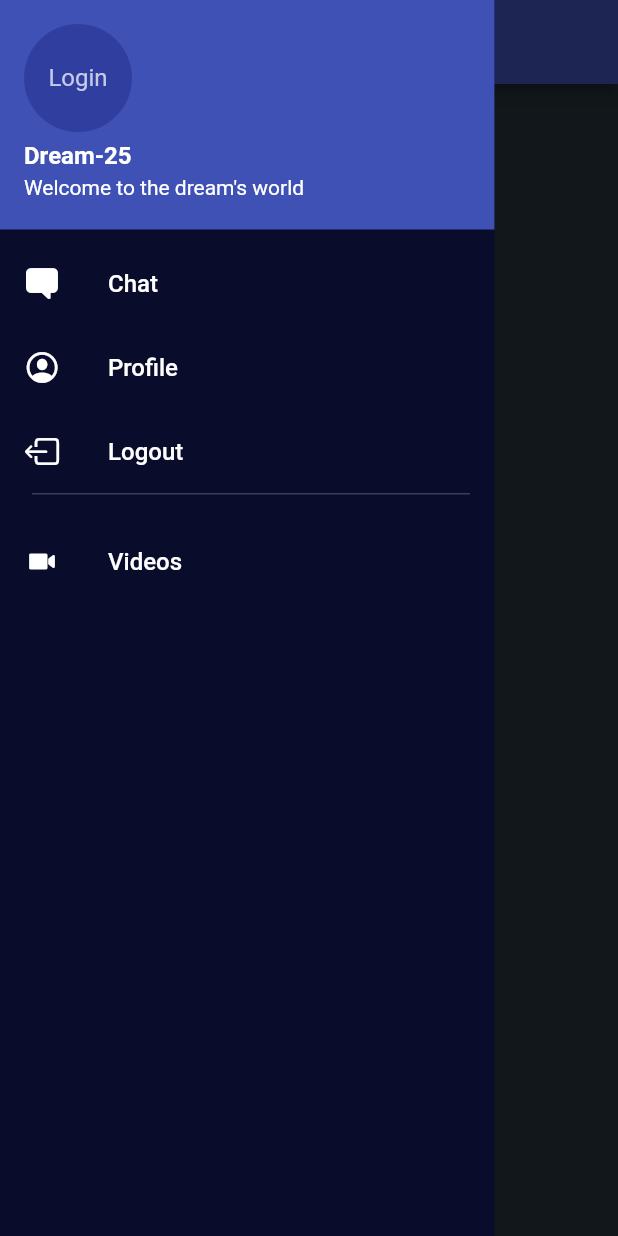
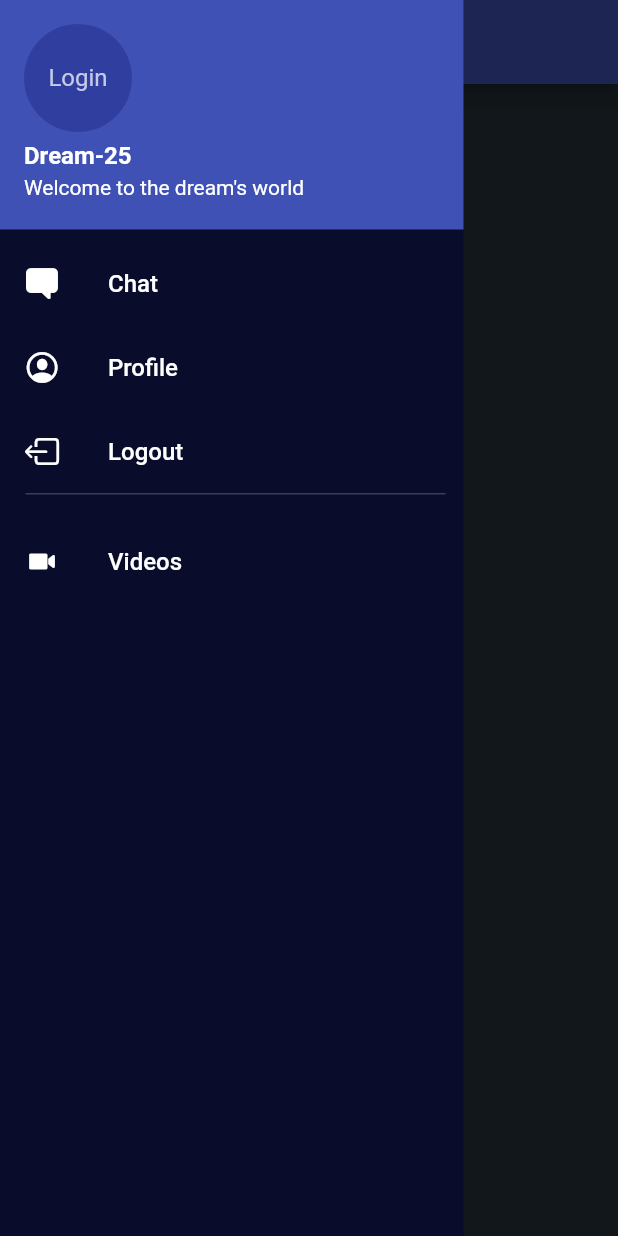
Before and after one commit to dream-25/dream-25, a Flutter app: the screen it shows after launch, with the side drawer open, on a phone screen of 412 x 824 dp. Run offline on Flutter 3.47's test engine with Material 2 defaults, Android fonts, the phone set to English and light mode, and no system bars; our stand-ins replace cached_network_image, firebase_core, flutter_phoenix, fluttertoast, google_sign_in, shared_preferences; accounts and stored records are empty.

Commit message:
@ItsMohan025   05/14/2022   2:08:24.95 AM

```diff
--- a/lib/screens/home_screen/home_screen_widgets/drawer.dart
+++ b/lib/screens/home_screen/home_screen_widgets/drawer.dart
@@ -46,7 +46,7 @@ class _HomeScreenDrawerState extends State<HomeScreenDrawer> {
       child: Container(
         height: MediaQuery.of(context).size.height,
         color: const Color.fromARGB(125, 1, 2, 61),
-        width: MediaQuery.of(context).size.width * 0.8,
+        width: MediaQuery.of(context).size.width * 0.75,
         child: SingleChildScrollView(
           child: Column(
             children: [
```
